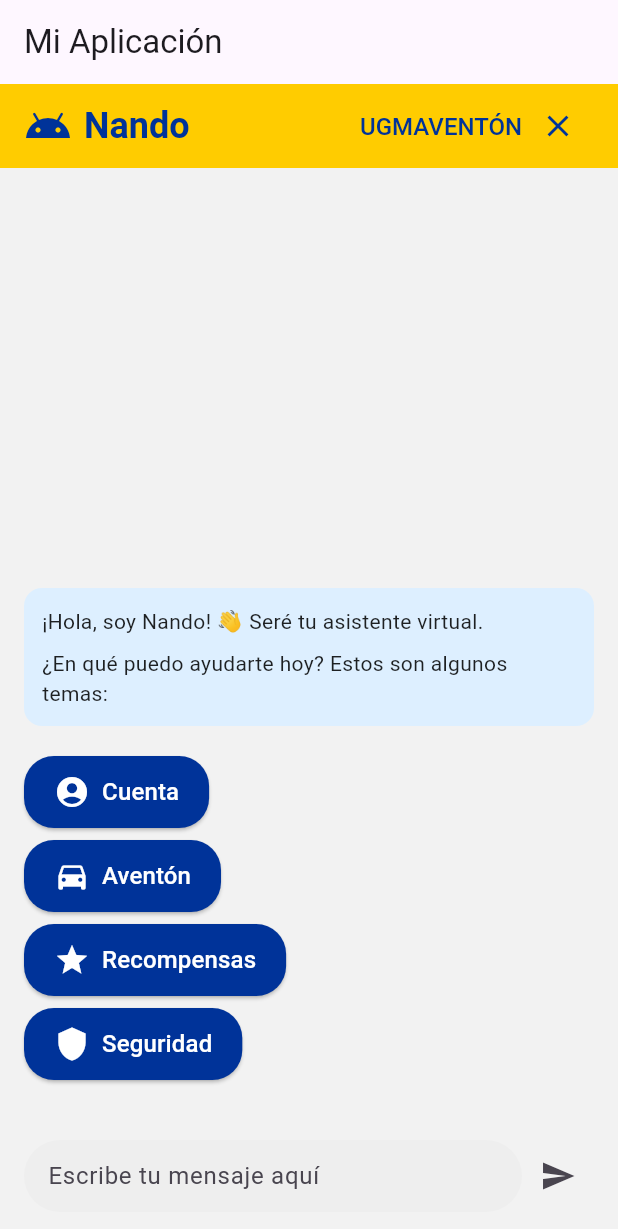
After one commit to JoseL2119/ugmaventon-, a Flutter app: the ChatBot screen opened directly, after a tap on the "android" icon, after a tap on the "send" icon, on a phone screen of 412 x 824 dp. The commit adds this screen. Shown: the top 1229 px of the screen. Run offline on Flutter 3.47's test engine with Material 3 defaults, Android fonts, the phone set to English and light mode, and no system bars; our stand-ins replace cloud_firestore, firebase_auth, firebase_core, flutter_hooks, image_picker; missing offline and left inert: flutter_osm_interface, flutter_osm_plugin, pointer_interceptor, string_similarity; accounts and stored records are empty.

Commit message:
UNIFICADO BOT

```diff
--- /dev/null
+++ b/lib/pages/chatbot.dart
@@ -0,0 +1,568 @@
+import 'package:flutter/material.dart';
+import 'package:string_similarity/string_similarity.dart';
+
+void main() {
+  runApp(const MyApp());
+}
+
+class MyApp extends StatelessWidget {
+  const MyApp({Key? key}) : super(key: key);
+
+  @override
+  Widget build(BuildContext context) {
+    return MaterialApp(
+      debugShowCheckedModeBanner: false,
+      home: const ChatBot(),
+    );
+  }
+}
+
+class ChatBot extends StatefulWidget { // Renombrado a ChatBot
+  const ChatBot({Key? key}) : super(key: key);
+
+  @override
+  State<ChatBot> createState() => _ChatBotState();
+}
+
+class _ChatTransition extends StatefulWidget {
+  final VoidCallback onClose;
+  final Widget child;
+
+  const _ChatTransition({required this.onClose, required this.child});
+
+  @override
+  State<_ChatTransition> createState() => _ChatTransitionState();
+}
+
+class _ChatTransitionState extends State<_ChatTransition>
+    with SingleTickerProviderStateMixin {
+  late AnimationController _animationController;
+  late Animation<double> _animation;
+
+  @override
+  void initState() {
+    super.initState();
+    _animationController = AnimationController(
+      vsync: this,
+      duration: const Duration(milliseconds: 300),
+    );
+    _animation = CurvedAnimation(
+      parent: _animationController,
+      curve: Curves.easeOut,
+    );
+    _animationController.forward(); // Iniciar la animación al abrir
+  }
+
+  @override
+  void dispose() {
+    _animationController.dispose();
+    super.dispose();
+  }
+
+  @override
+  Widget build(BuildContext context) {
+    return FadeTransition(
+      opacity: _animation,
+      child: Material(
+        elevation: 8.0,
+        borderRadius: BorderRadius.zero,
+        child: Container(
+          decoration: const BoxDecoration(
+            color: Colors.white,
+          ),
+          child: widget.child,
+        ),
+      ),
+    );
+  }
+}
+
+class _ChatBotState extends State<ChatBot> {
+  bool _showChat = false; // Variable para controlar la visibilidad del chat
+
+  @override
+  Widget build(BuildContext context) {
+    return Scaffold(
+      appBar: AppBar(
+        title: const Text('Mi Aplicación'),
+      ),
+      body: Stack(
+        children: [
+          const Center(child: Text('Contenido principal de la app')),
+
+          Positioned(
+            bottom: 20,
+            right: 20,
+            child: FloatingActionButton(
+              backgroundColor: const Color(0xFFFFCC00),
+              onPressed: () {
+                setState(() {
+                  _showChat = !_showChat;
+                });
+              },
+              child: const Icon(Icons.android, color: Color(0xFF003399)),
+            ),
+          ),
+
+          if (_showChat)
+            _ChatTransition(
+              onClose: () {
+                setState(() {
+                  _showChat = false;
+                });
+              },
+              child: ChatWidget(onClose: () { //Pasamos el OnClose al Chat Widget
+                setState(() {
+                  _showChat = false;
+                });
+              }), // El ChatWidget es el hijo de _ChatTransition
+            ),
+        ],
+      ),
+    );
+  }
+}
+
+class ChatWidget extends StatefulWidget {
+  final VoidCallback onClose; // Recibe la función onClose
+  const ChatWidget({Key? key, required this.onClose}) : super(key: key);
+
+  @override
+  State<ChatWidget> createState() => _ChatWidgetState();
+}
+
+class _ChatWidgetState extends State<ChatWidget> {
+  final TextEditingController _messageController = TextEditingController();
+  final List<Map<String, dynamic>> _messages = [];
+  List<String> _currentCarouselItems = [];
+  bool _showMainSection = true;
+  bool _isWaitingForResponse = false;
+  final Map<String, List<String>> _faqResponses = {
+    "Cuenta": [
+      "¿Cómo puedo registrarme en UGMAventón?",
+      "¿Cómo puedo recuperar mi contraseña?",
+      "¿Qué necesito para cambiar de una cuenta de pasajero a conductor?",
+      "¿Qué necesito para cambiar de una cuenta de conductor a pasajero?"
+    ],
+    "Aventón": [
+      "¿Cómo puedo ofertar un aventón?",
+      "¿Cómo puedo aceptar un aventón?",
+      "¿Puedo cancelar una oferta de aventón?",
+      "¿Cómo puedo cancelar un aventón?",
+      "¿Qué hago si mi conductor/pasajero no se presenta?"
+    ],
+    "Recompensas": [
+      "¿Cómo funcionan las recompensas para un conductor en UGMAventón?",
+      "¿Qué hago si no estoy satisfecho con el servicio?"
+    ],
+    "Seguridad": [
+      "¿Es seguro usar UGMAventón?",
+      "¿Cómo reporto un problema o comportamiento inapropiado?",
+      "¿Cómo puedo reportar un objeto perdido?"
+    ],
+  };
+
+  final Map<String, String> _faqAnswers = {
+    "¿Cómo puedo registrarme en UGMAventón?": "Para registrarte en la aplicación, debes ingresar tu correo y crear una contraseña segura. Una vez verificado el correo, debes proporcionar tu cédula de identidad, el carnet vigente de la universidad y una captura de pantalla de la inscripción del sistema Ternanet, luego sigue las instrucciones para verificar tu identidad y elegir el modo con el que se creará tu cuenta.",
+    "¿Cómo puedo recuperar mi contraseña?": "En caso de haber olvidado la contraseña de tu cuenta debes darle click al enlace del login, el cual te llevará a una pantalla dónde debes ingresar el correo con el cual te registraste. Ya verificada la información proporcionada, te llegará al correo un enlace con el cuál podrás crear una nueva contraseña. ¡Asegúrate de recordarla y que cumpla con los estándares de seguridad!",
+    "¿Qué necesito para cambiar de una cuenta de pasajero a conductor?": "Para cambiar tu cuenta de pasajero a conductor solo es necesario que proporciones tu licencia de conducir y certificado médico. Una vez el equipo de UGMAventón confirme tu información podrás empezar a ofertar viajes. ¡Así de fácil!",
+    "¿Qué necesito para cambiar de una cuenta de conductor a pasajero?": "Para cambiar tu cuenta de conductor a pasajero no es necesario que proporciones información adicional. Una vez creada tu cuenta de conductor puedes pasar de esta a una cuenta de pasajero sin problemas. ¿Qué esperas para comenzar a usar UGMAventón?",
+    "¿Cómo puedo ofertar un aventón?": "Para ofrecer un aventón debes ir a la pantalla de inicio, marcar el punto de origen, el destino y la ruta que tomarás, por último selecciona la hora de salida y listo. Dándole click al botón subir oferta, se publicará la información del aventón a todos los pasajeros cercanos interesados. ¿Qué esperas para empezar a dar aventones?",
+    "¿Cómo puedo aceptar un aventón?": "Las ofertas disponibles aparecerán listadas en la pantalla de inicio, si te interesa un aventón en específico solo debes darle click el botón aceptar oferta, y al conductor se le notificará para que terminen de gestionar el aventón. ¡No te preocupes más por cómo te trasladarás a la universidad!",
+    "¿Puedo cancelar una oferta de aventón?": "Sí, si eres un conductor y por algún motivo debes cancelar el aventón que ofertaste puedes hacerlo, sin embargo, recomendamos hacerlo con al menos 1 hora de anticipación para evitar penalizaciones en tu puntuación. Para cancelar la oferta debes ir a la página principal, darle click a tu aventón ofertado y luego clickear el botón cancelar oferta, te pedirá confirmación, selecciona la opción aceptar y listo, se habrá cancelado tu oferta de aventón.",
+    "¿Cómo puedo cancelar un aventón?": "Si un aventón no te resulta conveniente puedes cancelarlo. Para ello es necesario que te comuniques con el conductor, de modo que este pueda actualizar el número de puestos disponibles en su vehículo. Recuerda hacerlo con anticipación, ese aventón podría ser de gran necesidad para otro estudiante.",
+    "¿Qué hago si mi conductor/pasajero no se presenta?": "Si ha llegado la hora pautada para el aventón y el conductor o pasajero no se presenta pasados 5 minutos, debes ir a  la opción no se presentó en la app. El equipo de UGMAventón revisará la situación.",
+    "¿Cómo funcionan las recompensas para un conductor en UGMAventón?": "En caso que desees recompensar a un conductor por un buen aventón puedes otorgarle puntos positivos una vez finalizado el viaje. Estos puntos se reflejarán en el perfil del conductor, aumentando su credibilidad y confiabilidad. Además, si quieres ir más allá, puedes donar una pequeña ayuda monetaria.",
+    "¿Qué hago si no estoy satisfecho con el servicio?": "Si el aventón no ha ido del todo bien, puedes dejarle sugerencias al conductor una vez finalizado el viaje. Recuerda hacerlas desde el respeto y la cordialidad, UGMAventón se ha creado con la finalidad de integrar a los estudiantes y crear un espacio seguro para estos.",
+    "¿Es seguro usar UGMAventón?": "Sí, todos los usuarios que se registran en la aplicación deben verificar su identidad y proporcionar sus respectivas credenciales universitarias. Además, UGMAventón tiene implementado un sistema de puntuaciones y reportes que facilita el aspecto de credibilidad y confiabilidad entre conductores y pasajeros.",
+    "¿Cómo reporto un problema o comportamiento inapropiado?": "Para reportar un problema o comportamiento inapropiado debes ir al perfil del conductor/pasajero e ir a la sección de reportar un problema, allí describe la situación detalladamente. El equipo de UGMAventón evaluará la situación y tomará acciones de ser necesario.",
+    "¿Cómo puedo reportar un objeto perdido?": "Puedes ponerte en contacto con tu conductor. Si no tienes los datos a mano accede al historial de viajes: En la aplicación, ve a 'Mis Viajes' y selecciona el viaje en el que crees haber perdido el objeto. Si el conductor encuentra tu objeto, te contactará a través de la aplicación para coordinar la devolución.Si después de 48 horas no has recibido respuesta, puedes solicitar ayuda adicional a través de 'Soporte' en el menú principal. Recuerda que es importante reportar objetos perdidos lo antes posible para aumentar las posibilidades de recuperarlos. La aplicación no se hace responsable por objetos perdidos, pero hará todo lo posible para facilitar su recuperación.",
+  };
+
+  final List<Map<String, dynamic>> _faqButtons = [
+    {"text": "Cuenta", "icon": Icons.account_circle},
+    {"text": "Aventón", "icon": Icons.directions_car},
+    {"text": "Recompensas", "icon": Icons.star},
+    {"text": "Seguridad", "icon": Icons.shield},
+  ];
+
+  String? _findMatch(String userInput) {
+    final input = userInput.toLowerCase();
+
+    // Buscar coincidencias en las preguntas específicas
+    String? bestMatch;
+    double bestSimilarity = 0.0;
+
+    for (String question in _faqAnswers.keys) {
+      final similarity = question.toLowerCase().similarityTo(input);
+      if (similarity >= 0.5 && similarity > bestSimilarity) {
+        bestMatch = question;
+        bestSimilarity = similarity;
+      }
+    }
+
+    return bestMatch;
+  }
+
+  void _showCarousel(String topic) {
+    setState(() {
+      // Actualizar los elementos del carrusel con las preguntas del tema seleccionado
+      _currentCarouselItems = _faqResponses[topic] ?? [];
+
+      // Ocultar la sección principal
+      _showMainSection = false;
+
+      // Verificar si hay mensajes previos o si el último mensaje es diferente
+      bool shouldAddMessage = _messages.isEmpty ||
+          _messages.last["text"] != "¿Qué dudas tienes con respecto a $topic?";
+
+      // Agregar el mensaje solo si es necesario
+      if (shouldAddMessage) {
+        _messages.add({
+          "text": "¿Qué dudas tienes con respecto a $topic?",
+          "isUser": false,
+        });
+      }
+    });
+
+    // Hacer scroll hasta el final de la conversación
+    _scrollToBottom();
+  }
+
+  void _scrollToBottom() {
+    // Hacer scroll automático al final del chat sin mover el scroll hacia arriba
+    Future.delayed(const Duration(milliseconds: 100), () {
+      _scrollController.animateTo(
+        _scrollController.position.minScrollExtent,
+        duration: const Duration(milliseconds: 300),
+        curve: Curves.easeOut,
+      );
+    });
+  }
+
+  void _goBackToMainSection() {
+    setState(() {
+      _messages.clear();
+      _showMainSection = true; // Mostrar la sección principal
+      _currentCarouselItems = []; // Limpiar carrusel
+    });
+
+    // Hacer scroll automático al final del chat
+    _scrollToBottom();
+  }
+
+  final ScrollController _scrollController = ScrollController();
+
+  void _sendMessage(String message) {
+    if (message.trim().isEmpty) return;
+    if (_isWaitingForResponse) return;
+    _isWaitingForResponse = true;
+
+    final String lowercaseMessage = message.toLowerCase();
+    bool topicFound = false;
+
+    // Verificar si es un tópico principal
+    for (var button in _faqButtons) {
+      if (lowercaseMessage.contains(button["text"].toString().toLowerCase())) {
+        _showCarousel(button["text"].toString());
+        topicFound = true;
+        setState(() {
+          _messages.add({
+            "text": message,
+            "isUser": true,
+          });
+        });
+        break;
+      }
+    }
+
+    if (!topicFound) {
+      // Buscar coincidencia en preguntas específicas
+      String? matchedQuestion = _findMatch(message);
+
+      // Solo agregar el mensaje del usuario si no es una selección del carrusel
+      if (!_currentCarouselItems.contains(message)) {
+        setState(() {
+          _messages.add({
+            "text": message,
+            "isUser": true,
+          });
+        });
+      }
+
+      if (matchedQuestion != null) {
+        message = matchedQuestion;
+        setState(() {
+          _showMainSection = false;
+        });
+      } else {
+        setState(() {
+          _showMainSection = true;
+          _currentCarouselItems = [];
+        });
+      }
+    }
+
+    _messageController.clear();
+
+    // Obtener la respuesta para la pregunta
+    String? response = _faqAnswers[message];
+
+    // Agregar respuesta automática después de un breve delay
+    Future.delayed(const Duration(milliseconds: 500), () {
+      setState(() {
+        if (response != null) {
+          _messages.add({
+            "text": response,
+            "isUser": false,
+          });
+        } else if (!topicFound) {
+          _messages.add({
+            "text": "Lo sentimos, tu problema parece ser un poco más complicado para mí. En caso de necesitar ayuda más específica puedes contactar al soporte técnico de UGMAventón: \nJuan Ventana: +58 213 789 8989 Margarita Puerta: +58 263 089 7359",
+            "isUser": false,
+          });
+        }
+        _isWaitingForResponse = false;
+      });
+
+      _scrollToBottom();
+    });
+  }
+
+  // Modificación en el AppBar para el botón de cerrar
+  @override
+  Widget build(BuildContext context) {
+    return Scaffold(
+      backgroundColor: const Color(0xFFF2F2F2),
+      appBar: AppBar(
+        automaticallyImplyLeading: false, // Quita la flecha de atrás
+        backgroundColor: const Color(0xFFFFCC00),
+        title: Row(
+          children: [
+            const Icon(Icons.android, color: Color(0xFF003399), size: 32),
+            const SizedBox(width: 8),
+            const Text(
+              "Nando",
+              style: TextStyle(
+                color: Color(0xFF003399),
+                fontSize: 24,
+                fontWeight: FontWeight.bold,
+              ),
+            ),
+            const Spacer(),
+            const Text(
+              "UGMAVENTÓN",
+              style: TextStyle(
+                color: Color(0xFF003399),
+                fontSize: 16,
+                fontWeight: FontWeight.w500,
+              ),
+            ),
+            IconButton(onPressed: widget.onClose, icon: const Icon(Icons.close, color: Color(0xFF003399))),
+          ],
+        ),
+      ),
+      body: Column(
+        children: [
+          Expanded(
+            child: SingleChildScrollView(
+              reverse: true,
+              controller: _scrollController,
+              padding: const EdgeInsets.all(16),
+              child: Column(
+                crossAxisAlignment: CrossAxisAlignment.start,
+                children: [
+                  // Mostrar sección principal si corresponde
+                  if (_showMainSection)
+                    Container(
+                      padding: const EdgeInsets.all(12),
+                      decoration: BoxDecoration(
+                        color: const Color(0xFFDDEFFF),
+                        borderRadius: BorderRadius.circular(12),
+                      ),
+                      child: Column(
+                        crossAxisAlignment: CrossAxisAlignment.start,
+                        children: const [
+                          Text(
+                            "¡Hola, soy Nando! 👋 Seré tu asistente virtual.",
+                            style: TextStyle(color: Colors.black87),
+                          ),
+                          SizedBox(height: 8),
+                          Text(
+                            "¿En qué puedo ayudarte hoy? Estos son algunos temas:",
+                            style: TextStyle(color: Colors.black87),
+                          ),
+                        ],
+                      ),
+                    ),
+                  if (_showMainSection) const SizedBox(height: 20),
+                  if (_showMainSection)
+                    ..._faqButtons.map((button) {
+                      return Padding(
+                        padding: const EdgeInsets.only(bottom: 8.0),
+                        child: ElevatedButton.icon(
+                          icon:
+                          Icon(button["icon"], size: 24, color: Colors.white),
+                          style: ElevatedButton.styleFrom(
+                            backgroundColor: const Color(0xFF003399),
+                            shape: RoundedRectangleBorder(
+                              borderRadius: BorderRadius.circular(20),
+                            ),
+                            padding: const EdgeInsets.symmetric(
+                                vertical: 12, horizontal: 20),
+                          ),
+                          label: Text(
+                            button["text"],
+                            style: const TextStyle(
+                                color: Colors.white, fontSize: 16),
+                          ),
+                          onPressed: () {
+                            _showCarousel(button["text"]);
+                          },
+                        ),
+                      );
+                    }).toList(),
+                  // Mostrar las preguntas frecuentes en el carrusel
+                  if (!_showMainSection)
+                    Column(
+                      children: [
+                        ..._currentCarouselItems.map((item) {
+                          return Padding(
+                            padding: const EdgeInsets.symmetric(vertical: 8),
+                            child: ElevatedButton(
+                              style: ElevatedButton.styleFrom(
+                                backgroundColor: const Color(0xFF003399),
+                                shape: RoundedRectangleBorder(
+                                  borderRadius: BorderRadius.circular(20),
+                                ),
+                                padding: const EdgeInsets.symmetric(
+                                    vertical: 12, horizontal: 20),
+                              ),
+                              child: Text(
+                                item,
+                                style: const TextStyle(
+                                    color: Colors.white, fontSize: 16),
+                              ),
+                              onPressed: () {
+                                _sendMessage(
+                                    item); // Enviar pregunta como mensaje
+                              },
+                            ),
+                          );
+                        }).toList(),
+                      ],
+                    ),
+                  // Mostrar mensajes
+                  ..._messages.map((message) {
+                    bool isUser = message["isUser"];
+                    return Align(
+                      alignment:
+                      isUser ? Alignment.centerRight : Alignment.centerLeft,
+                      child: Container(
+                        padding: const EdgeInsets.all(12),
+                        margin: const EdgeInsets.symmetric(vertical: 6),
+                        decoration: BoxDecoration(
+                          color: isUser
+                              ? Colors.grey[300]
+                              : const Color(0xFFDDEFFF),
+                          borderRadius: BorderRadius.circular(8),
+                        ),
+                        child: message["text"] is TextSpan // Verificar si es TextSpan
+                            ? Text.rich(
+                            message["text"] as TextSpan) // Usar Text.rich si es TextSpan
+                            : Text(
+                            message["text"] as String), // Usar Text si es String
+                      ),
+                    );
+                  }).toList(),
+
+                  // Mostrar el botón Volver siempre que haya mensajes o cuando no esté en la sección principal
+                  if (_messages.isNotEmpty || !_showMainSection)
+                    Row(
+                      mainAxisAlignment: MainAxisAlignment.spaceBetween,
+                      // Alinea los botones a los extremos
+                      children: [
+                        Padding(
+                          padding: const EdgeInsets.only(top: 12.0),
+                          child: ElevatedButton(
+                            onPressed: _goBackToMainSection,
+                            style: ElevatedButton.styleFrom(
+                              backgroundColor: Colors.white,
+                              shape: RoundedRectangleBorder(
+                                borderRadius: BorderRadius.circular(20),
+                              ),
+                              padding: const EdgeInsets.symmetric(
+                                  vertical: 12, horizontal: 20),
+                            ),
+                            child: const Text(
+                              "Volver",
+                              style: TextStyle(
+                                  color: Color(0xFF003399), fontSize: 16),
+                            ),
+                          ),
+                        ),
+                        ElevatedButton.icon(
+                          onPressed: () {
+                            _scrollController.animateTo(
+                              _scrollController.position.maxScrollExtent,
+                              duration: const Duration(milliseconds: 300),
+                              curve: Curves.easeOut,
+                            );
+                          },
+                          icon: const Icon(Icons.arrow_upward,
+                              color: Color(0xFF003399)),
+                          label: const Text(
+                            "Arriba",
+                            style: TextStyle(
+                                color: Color(0xFF003399), fontSize: 16),
+                          ),
+                          style: ElevatedButton.styleFrom(
+                            backgroundColor: Colors.white,
+                            shape: RoundedRectangleBorder(
+                              borderRadius: BorderRadius.circular(20),
+                            ),
+                            padding: const EdgeInsets.symmetric(
+                                vertical: 12, horizontal: 20),
+                          ),
+                        ),
+                      ],
+                    ),
+                ],
+              ),
+            ),
+          ),
+          Padding(
+            padding: const EdgeInsets.all(16.0),
+            child: Row(
+              children: [
+                Expanded(
+                  child: Container(
+                    padding: const EdgeInsets.symmetric(horizontal: 16),
+                    decoration: BoxDecoration(
+                      color: Colors.grey[200],
+                      borderRadius: BorderRadius.circular(30),
+                    ),
+                    child: TextField(
+                      controller: _messageController,
+                      onSubmitted: _sendMessage,
+                      decoration: const InputDecoration(
+                        hintText: "Escribe tu mensaje aquí",
+                        border: InputBorder.none,
+                      ),
+                    ),
+                  ),
+                ),
+                IconButton(
+                  icon: const Icon(Icons.send),
+                  onPressed: () {
+                    _sendMessage(_messageController.text);
+                  },
+                ),
+              ],
+            ),
+          ),
+        ],
+      ),
+    );
+  }
+}
--- a/pubspec.yaml
+++ b/pubspec.yaml
@@ -30,6 +30,7 @@ environment:
 dependencies:
   flutter:
     sdk: flutter
+  string_similarity: ^2.0.0
 
 
   # The following adds the Cupertino Icons font to your application.
```
Also changed, not shown: lib/main.dart (+8 -2 lines), lib/widgets/chat_wrapper.dart (added, +114 -0 lines), pubspec.lock, 1 other file.
